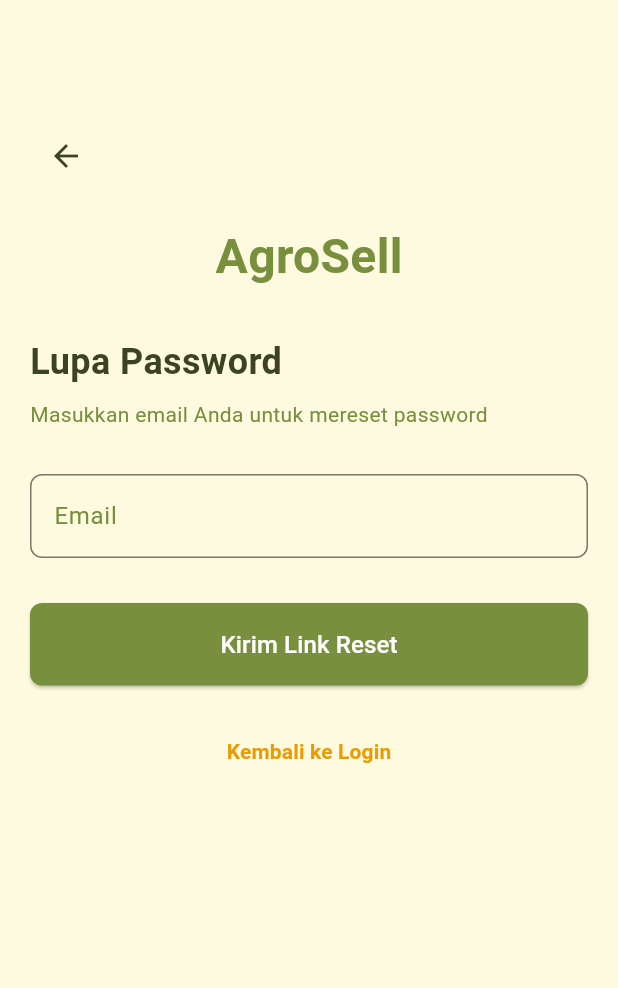
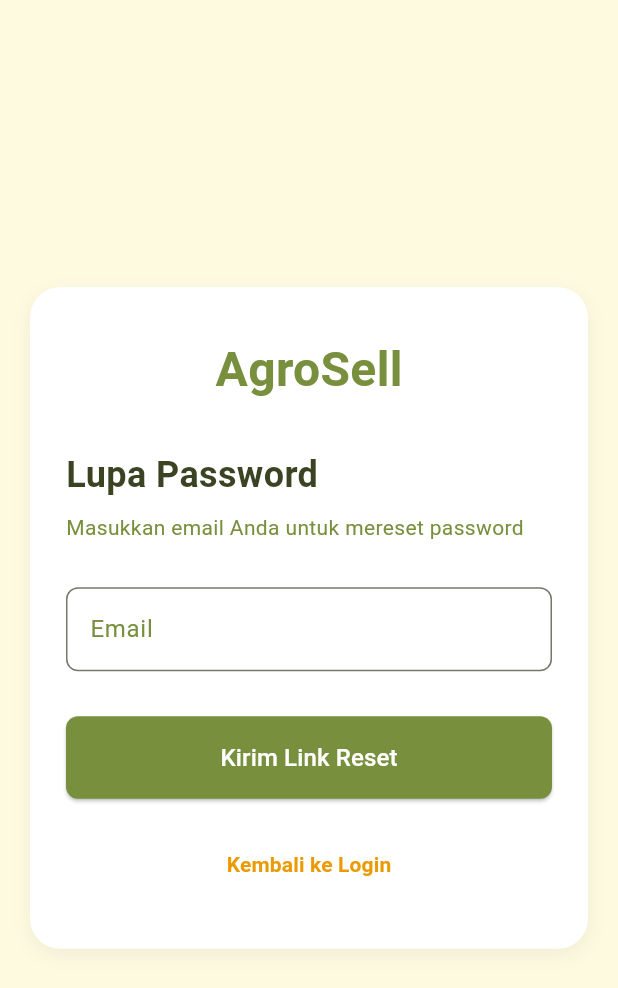
Before and after one commit to KeaneKen/ALP_Vispro_AgroSell, a Flutter app: the screen it shows after launch, after a tap on "Lanjutkan", after a tap on "Lupa Password?", on a phone screen of 412 x 824 dp. Shown: the top 988 px of the screen. Run offline on Flutter 3.47's test engine with Material 3 defaults, Android fonts, the phone set to English and light mode, and no system bars; our stand-ins replace curved_navigation_bar.

Commit message:
selesai perbaiki splash, login, daftar forgot pass

```diff
--- a/Frontend/agrosell/lib/splash/view/forgot_password_view.dart
+++ b/Frontend/agrosell/lib/splash/view/forgot_password_view.dart
@@ -49,25 +49,26 @@ class _ForgotPasswordViewState extends State<ForgotPasswordView> {
   Widget build(BuildContext context) {
     return Scaffold(
       backgroundColor: AppColors.background,
-      body: SingleChildScrollView(
-        child: Padding(
+      body: Center(
+        child: SingleChildScrollView(
           padding: const EdgeInsets.all(20.0),
+          child: Container(
+            padding: const EdgeInsets.symmetric(horizontal: 24, vertical: 32),
+            decoration: BoxDecoration(
+              color: Colors.white,
+              borderRadius: BorderRadius.circular(20),
+              boxShadow: [
+                BoxShadow(
+                  color: Colors.black.withOpacity(0.05),
+                  blurRadius: 10,
+                  offset: const Offset(0, 4),
+                ),
+              ],
+            ),
+
             child: Column(
               crossAxisAlignment: CrossAxisAlignment.start,
               children: [
-              const SizedBox(height: 60),
-
-              // Back Button
-              IconButton(
-                onPressed: () => Navigator.pop(context),
-                icon: Icon(
-                  Icons.arrow_back,
-                  color: AppColors.textPrimary,
-                ),
-              ),
-
-              const SizedBox(height: 20),
-
                 // Header
                 Center(
                   child: Text(
@@ -168,6 +169,7 @@ class _ForgotPasswordViewState extends State<ForgotPasswordView> {
             ),
           ),
         ),
+      ),
     );
   }
 }
--- a/Frontend/agrosell/lib/splash/view/login_view.dart
+++ b/Frontend/agrosell/lib/splash/view/login_view.dart
@@ -22,9 +22,9 @@ class _LoginViewState extends State<LoginView> {
 
   void _onViewModelChange() {
     if (_viewModel.isLoggedIn) {
-      // Navigate to main app
       // Navigator.pushReplacementNamed(context, '/home');
     }
+
     if (_viewModel.errorMessage != null) {
       ScaffoldMessenger.of(context).showSnackBar(
         SnackBar(content: Text(_viewModel.errorMessage!)),
@@ -44,20 +44,33 @@ class _LoginViewState extends State<LoginView> {
   Widget build(BuildContext context) {
     return Scaffold(
       backgroundColor: AppColors.background,
-      body: SingleChildScrollView(
-        child: Padding(
-          padding: const EdgeInsets.all(20.0),
+      body: Center(
+        child: SingleChildScrollView(
+          padding: const EdgeInsets.all(20),
+          child: Container(
+            padding: const EdgeInsets.symmetric(horizontal: 24, vertical: 32),
+            decoration: BoxDecoration(
+              color: Colors.white,
+              borderRadius: BorderRadius.circular(20),
+              boxShadow: [
+                BoxShadow(
+                  color: Colors.black.withOpacity(0.05),
+                  blurRadius: 10,
+                  offset: const Offset(0, 4),
+                ),
+              ],
+            ),
+
             child: Column(
               crossAxisAlignment: CrossAxisAlignment.start,
               children: [
-              const SizedBox(height: 60),
 
-              // Header
+                /// TITLE "AgroSell"
                 Center(
                   child: Text(
                     'AgroSell',
                     style: TextStyle(
-                    fontSize: 32,
+                      fontSize: 48,
                       fontWeight: FontWeight.bold,
                       color: AppColors.primary,
                     ),
@@ -66,78 +79,63 @@ class _LoginViewState extends State<LoginView> {
 
                 const SizedBox(height: 30),
 
-              // Title
+                /// MASUK
                 Text(
                   'Masuk',
                   style: TextStyle(
-                  fontSize: 24,
+                    color: AppColors.textPrimary,
+                    fontSize: 32,
                     fontWeight: FontWeight.bold,
-                  color: AppColors.textPrimary,
                   ),
                 ),
 
                 const SizedBox(height: 8),
 
                 Text(
-                'Masuk ke akun yang telah terdaftar',
+                  'Masuk menggunakan akun yang telah terdaftar',
                   style: TextStyle(
-                  fontSize: 14,
-                  color: AppColors.textSecondary,
+                    color: AppColors.textPrimary,
+                    fontSize: 12,
                   ),
                 ),
 
                 const SizedBox(height: 30),
 
-              // Email Field
-              TextField(
+                /// EMAIL FIELD
+                TextFormField(
                   controller: _emailController,
                   decoration: InputDecoration(
                     labelText: 'Email',
-                  labelStyle: TextStyle(color: AppColors.textSecondary),
-                  border: OutlineInputBorder(
-                    borderRadius: BorderRadius.circular(8),
-                    borderSide: BorderSide(color: AppColors.border),
-                  ),
-                  focusedBorder: OutlineInputBorder(
-                    borderRadius: BorderRadius.circular(8),
-                    borderSide: BorderSide(color: AppColors.primary),
-                  ),
+                    hintText: 'Masukkan email',
+                    prefixIcon: const Icon(Icons.email, color: AppColors.textPrimary),
                   ),
                 ),
 
                 const SizedBox(height: 20),
 
-              // Password Field
-              TextField(
+                /// PASSWORD FIELD
+                TextFormField(
                   controller: _passwordController,
                   obscureText: !_viewModel.isPasswordVisible,
                   decoration: InputDecoration(
                     labelText: 'Password',
-                  labelStyle: TextStyle(color: AppColors.textSecondary),
-                  border: OutlineInputBorder(
-                    borderRadius: BorderRadius.circular(8),
-                    borderSide: BorderSide(color: AppColors.border),
-                  ),
-                  focusedBorder: OutlineInputBorder(
-                    borderRadius: BorderRadius.circular(8),
-                    borderSide: BorderSide(color: AppColors.primary),
-                  ),
+                    hintText: 'Masukkan password',
+                    prefixIcon: const Icon(Icons.lock),
                     suffixIcon: IconButton(
                       icon: Icon(
                         _viewModel.isPasswordVisible
                             ? Icons.visibility
                             : Icons.visibility_off,
-                      color: AppColors.textSecondary,
                       ),
                       onPressed: _viewModel.togglePasswordVisibility,
                     ),
                   ),
                 ),
 
-              const SizedBox(height: 10),
-
-              // Forgot Password
-              Align(
+                /// LUPA PASSWORD
+                Container(
+                  margin: const EdgeInsets.only(top: 0),
+                  child: Align(
                     alignment: Alignment.centerRight,
                     child: TextButton(
                       onPressed: () {
@@ -145,14 +143,18 @@ class _LoginViewState extends State<LoginView> {
                       },
                       child: Text(
                         'Lupa Password?',
-                    style: TextStyle(color: AppColors.secondary),
+                        style: TextStyle(
+                          fontSize: 12,
+                          color: AppColors.textPrimary,
+                        ),
+                      ),
                     ),
                   ),
                 ),
 
                 const SizedBox(height: 30),
 
-              // Login Button
+                /// BUTTON LOGIN
                 SizedBox(
                   width: double.infinity,
                   child: ElevatedButton(
@@ -167,46 +169,47 @@ class _LoginViewState extends State<LoginView> {
                       foregroundColor: AppColors.textLight,
                       padding: const EdgeInsets.symmetric(vertical: 16),
                       shape: RoundedRectangleBorder(
-                      borderRadius: BorderRadius.circular(8),
+                        borderRadius: BorderRadius.circular(12),
+                      ),
+                      textStyle: const TextStyle(
+                        fontSize: 24,
+                        fontWeight: FontWeight.bold,
                       ),
                     ),
                     child: _viewModel.isLoading
-                      ? const CircularProgressIndicator(color: Colors.white)
-                      : const Text(
-                          'Masuk',
-                          style: TextStyle(fontSize: 16),
-                        ),
+                        ? const CircularProgressIndicator(color: AppColors.primaryLight)
+                        : const Text('Masuk'),
                   ),
                 ),
 
                 const SizedBox(height: 20),
 
-              // Register Link
+                /// REGISTER
                 Center(
-                child: Row(
-                  mainAxisAlignment: MainAxisAlignment.center,
-                  children: [
-                    Text(
-                      'Belum memiliki akun? ',
-                      style: TextStyle(color: AppColors.textSecondary),
-                    ),
-                    TextButton(
+                  child: TextButton(
                     onPressed: () {
                       Navigator.pushNamed(context, '/register');
                     },
-                      child: Text(
-                        'Daftar terlebih dahulu',
+                    child: RichText(
+                      text: TextSpan(
+                        text: 'Belum memiliki akun? ',
+                        style: TextStyle(color: AppColors.textSecondary),
+                        children: [
+                          TextSpan(
+                            text: 'Daftar sekarang',
                             style: TextStyle(
-                          color: AppColors.secondary,
+                              color: AppColors.textSecondary,
                               fontWeight: FontWeight.bold,
+                            ),
+                          ),
+                        ],
+                      ),
                     ),
                   ),
                 ),
               ],
             ),
           ),
-            ],
-          ),
         ),
       ),
     );
--- a/Frontend/agrosell/lib/splash/view/next_splash_view.dart
+++ b/Frontend/agrosell/lib/splash/view/next_splash_view.dart
@@ -18,8 +18,10 @@ class NextSplashView extends StatelessWidget {
                   begin: Alignment.topCenter,
                   end: Alignment.bottomCenter,
                   colors: [
-                    AppColors.primaryLight.withOpacity(0.1),
+                    // AppColors.primaryLight.withOpacity(0.1),
                     AppColors.background,
+                    AppColors.background,
+                    AppColors.primaryLight.withOpacity(0.3),
                   ],
                 ),
               ),
@@ -31,28 +33,28 @@ class NextSplashView extends StatelessWidget {
             child: Column(
               mainAxisAlignment: MainAxisAlignment.center,
               children: [
-                // App Logo/Icon
-                Container(
-                  width: 120,
-                  height: 120,
-                  decoration: BoxDecoration(
-                    color: AppColors.primary,
-                    borderRadius: BorderRadius.circular(20),
-                  ),
-                  child: const Icon(
-                    Icons.agriculture,
-                    size: 60,
-                    color: Colors.white,
-                  ),
-                ),
+                // // App Logo/Icon
+                // Container(
+                //   width: 120,
+                //   height: 120,
+                //   decoration: BoxDecoration(
+                //     color: AppColors.primary,
+                //     borderRadius: BorderRadius.circular(20),
+                //   ),
+                //   child: const Icon(
+                //     Icons.agriculture,
+                //     size: 60,
+                //     color: Colors.white,
+                //   ),
+                // ),
 
-                const SizedBox(height: 24),
+                // const SizedBox(height: 24),
 
                 // App Name
                 Text(
                   'AgroSell',
                   style: TextStyle(
-                    fontSize: 36,
+                    fontSize: 48,
                     fontWeight: FontWeight.bold,
                     color: AppColors.primary,
                   ),
@@ -62,9 +64,10 @@ class NextSplashView extends StatelessWidget {
 
                 // Tagline
                 Text(
-                  'Platform Digital Pertanian Terdepan',
+                  'AgroSell merupakan platform digital\npenjualan hasil panen pertanian',
+
                   style: TextStyle(
-                    fontSize: 14,
+                    fontSize: 12,
                     color: AppColors.textSecondary,
                   ),
                   textAlign: TextAlign.center,
--- a/Frontend/agrosell/lib/splash/view/splash_view.dart
+++ b/Frontend/agrosell/lib/splash/view/splash_view.dart
@@ -28,6 +28,15 @@ class _SplashViewState extends State<SplashView> {
           children: [
 
             Text(
+              'Selamat Datang di',
+              style: TextStyle(
+                fontSize: 20,
+                fontWeight: FontWeight.bold,
+                color: AppColors.textSecondary,
+              ),
+            ),
+
+            Text(
               'AgroSell',
               style: TextStyle(
                 fontSize: 48,
@@ -35,14 +44,8 @@ class _SplashViewState extends State<SplashView> {
                 color: AppColors.primary,
               ),
             ),
-            const SizedBox(height: 16),
-            Text(
-              'Platform Digital Pertanian',
-              style: TextStyle(
-                fontSize: 16,
-                color: AppColors.textSecondary,
-              ),
-            ),
+
+
           ],
         ),
       ),
```
Also changed, not shown: Frontend/agrosell/lib/splash/view/register_view.dart (+56 -62 lines). Lines whose indentation alone changed are shown as unchanged.
